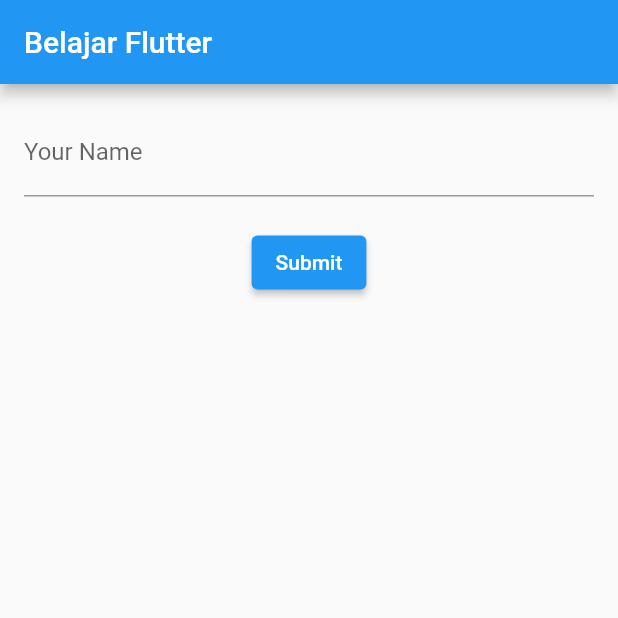
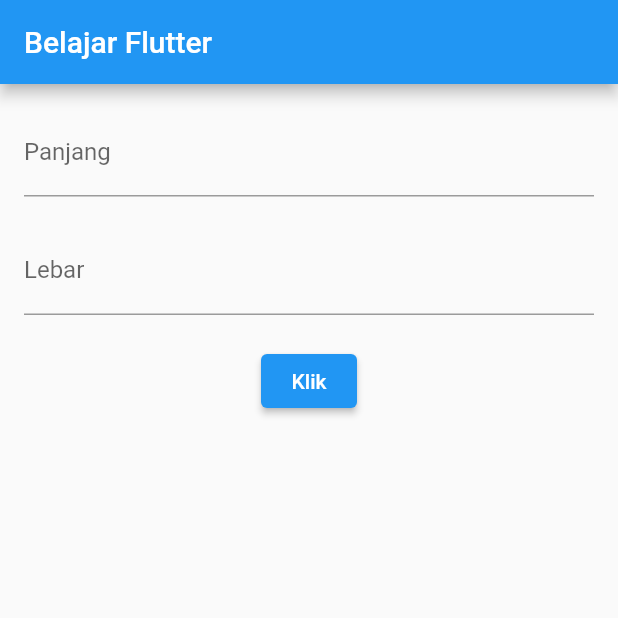
Before and after one commit to mirzayogy/mengajar_221_p_mobile, a Flutter app: the screen it shows after launch, on a phone screen of 412 x 824 dp, the top half of it. Run offline on Flutter 3.47's test engine with Material 2 defaults, Android fonts, the phone set to English and light mode, and no system bars.

Commit message:
penggunaan state untuk proses hitungan dari inputan

```diff
--- /dev/null
+++ b/lib/input_hitung.dart
@@ -0,0 +1,63 @@
+import 'package:flutter/material.dart';
+
+class InputHitung extends StatefulWidget {
+  const InputHitung({Key? key}) : super(key: key);
+
+  @override
+  State<InputHitung> createState() => _InputHitungState();
+}
+
+class _InputHitungState extends State<InputHitung> {
+  int _panjang = 0;
+  int _lebar = 0;
+  int _luas = 0;
+  String _luasString = '';
+
+  @override
+  Widget build(BuildContext context) {
+    return Padding(
+      padding: const EdgeInsets.all(16.0),
+      child: Column(
+        children: [
+          TextField(
+              decoration: const InputDecoration(
+                  hintText: "Input Panjang", labelText: "Panjang"),
+              onChanged: (String value) {
+                setState(() {
+                  _panjang = int.parse(value);
+                });
+              }),
+          const SizedBox(
+            height: 20,
+          ),
+          TextField(
+              decoration: const InputDecoration(
+                  hintText: "Input Lebar", labelText: "Lebar"),
+              onChanged: (String value) {
+                setState(() {
+                  _lebar = int.parse(value);
+                });
+              }),
+          const SizedBox(
+            height: 20,
+          ),
+          ElevatedButton(
+            child: const Text('Klik'),
+            onPressed: () {
+              _luas = _panjang * _lebar;
+              _luasString = '$_luas';
+              showDialog(
+                  context: context,
+                  builder: (context) {
+                    return AlertDialog(content: Text(_luasString));
+                  });
+            },
+          ),
+          const SizedBox(
+            height: 20,
+          ),
+        ],
+      ),
+    );
+  }
+}
--- a/lib/main.dart
+++ b/lib/main.dart
@@ -1,4 +1,5 @@
 import 'package:flutter/material.dart';
+import 'package:mengajar_221_p_mobile/input_hitung.dart';
 import 'package:mengajar_221_p_mobile/input_string.dart';
 
 void main() {
@@ -16,7 +17,9 @@
         appBar: AppBar(
           title: const Text('Belajar Flutter'),
         ),
-        body: const Center(child: InputString()),
+        body: const Center(
+            // child: InputString()
+            child: InputHitung()),
       ),
     );
   }
```
